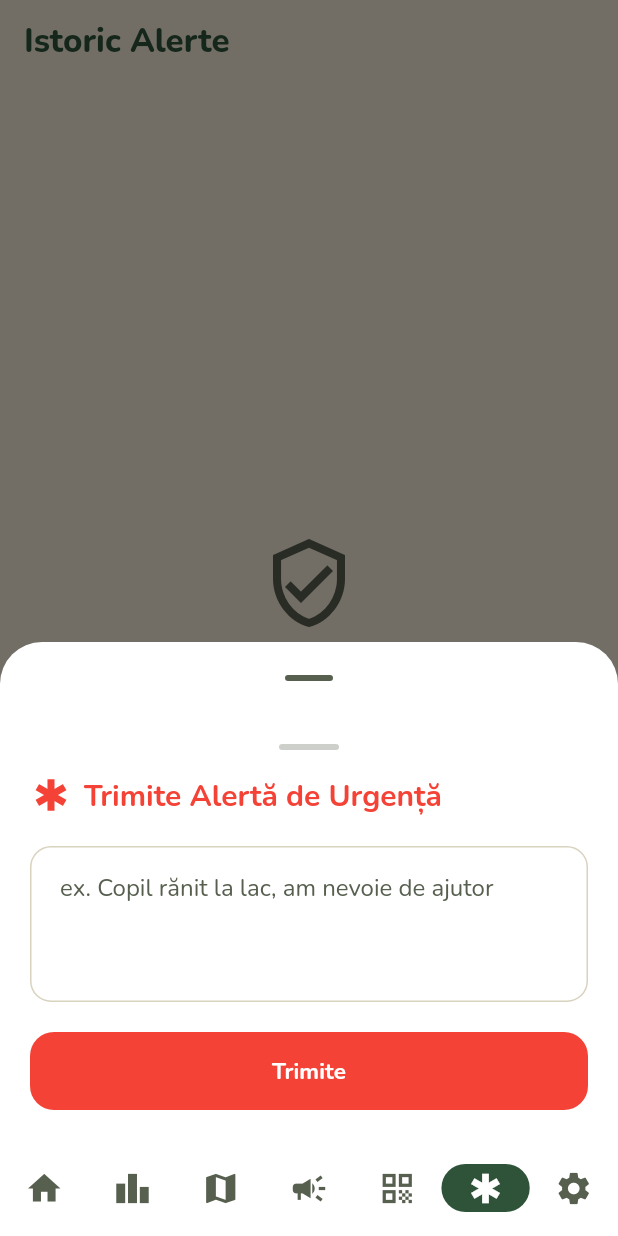
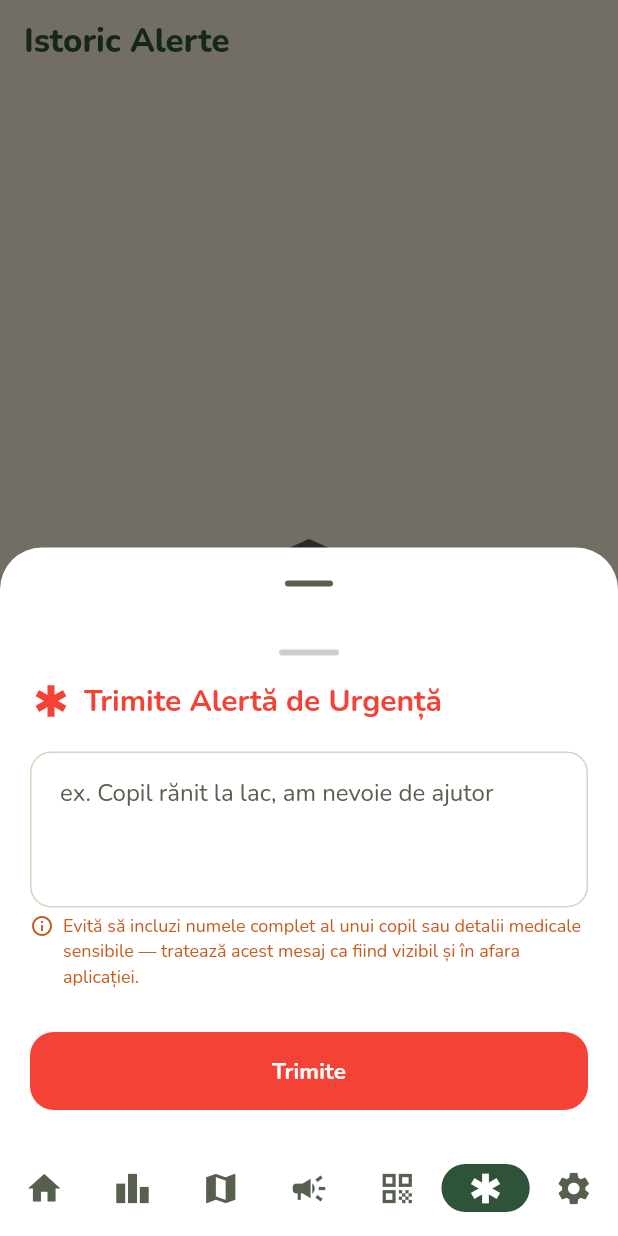
Before and after one commit to CostinCJ/CampConnect, a Flutter app: the EmergencyScreen screen opened by its route, after a tap on "Trimite Alertă de Urgență", on a phone screen of 412 x 824 dp. Run offline on Flutter 3.47's test engine with Material 3 defaults, Android fonts, the phone set to English and light mode, and no system bars; our stand-ins replace cached_network_image, cloud_firestore, cloud_functions, firebase_auth, firebase_core, firebase_crashlytics and 15 more; missing offline and left inert: flutter_map_tile_caching; accounts and stored records are empty; generated files the repository leaves out were written again.

Commit message:
feat(compliance): warn guides that emergency alert bodies aren't confidential

```diff
--- a/lib/features/emergency/presentation/emergency_screen.dart
+++ b/lib/features/emergency/presentation/emergency_screen.dart
@@ -228,6 +228,24 @@ class _SendAlertSheetState extends ConsumerState<_SendAlertSheet> {
             ),
             maxLines: 3,
           ),
+          Padding(
+            padding: const EdgeInsets.only(top: 4, bottom: 8),
+            child: Row(
+              crossAxisAlignment: CrossAxisAlignment.start,
+              children: [
+                Icon(Icons.info_outline, size: 16, color: theme.colorScheme.tertiary),
+                const SizedBox(width: 6),
+                Expanded(
+                  child: Text(
+                    l10n.emergencyMessageConfidentialityWarning,
+                    style: theme.textTheme.bodySmall?.copyWith(
+                      color: theme.colorScheme.tertiary,
+                    ),
+                  ),
+                ),
+              ],
+            ),
+          ),
           const SizedBox(height: 20),
 
           FilledButton(
--- a/lib/l10n/app_en.arb
+++ b/lib/l10n/app_en.arb
@@ -225,6 +225,7 @@
   "emergencyAlertTitle": "EMERGENCY ALERT",
   "sendEmergencyAlert": "Send Emergency Alert",
   "emergencyMessageHint": "e.g. Child injured at the lake, need help",
+  "emergencyMessageConfidentialityWarning": "Avoid including a child's full name or sensitive medical details — treat this message as visible outside the app.",
   "emergencyAlertSent": "Emergency alert sent!",
   "emergencyHistory": "Alert History",
   "noEmergencyAlerts": "No emergency alerts",
--- a/lib/l10n/app_hu.arb
+++ b/lib/l10n/app_hu.arb
@@ -225,6 +225,7 @@
   "emergencyAlertTitle": "VÉSZHELYZETI RIASZTÁS",
   "sendEmergencyAlert": "Vészjelzés Küldése",
   "emergencyMessageHint": "pl. Gyerek megsérült a tónál, segítség kell",
+  "emergencyMessageConfidentialityWarning": "Kerüld a gyermek teljes nevének vagy érzékeny egészségügyi adatainak megadását — kezeld ezt az üzenetet úgy, mintha az alkalmazáson kívül is látható lenne.",
   "emergencyAlertSent": "Vészjelzés elküldve!",
   "emergencyHistory": "Riasztás Előzmény",
   "noEmergencyAlerts": "Nincs vészhelyzeti riasztás",
--- a/lib/l10n/app_ro.arb
+++ b/lib/l10n/app_ro.arb
@@ -246,6 +246,7 @@
   "emergencyAlertTitle": "ALERTĂ DE URGENȚĂ",
   "sendEmergencyAlert": "Trimite Alertă de Urgență",
   "emergencyMessageHint": "ex. Copil rănit la lac, am nevoie de ajutor",
+  "emergencyMessageConfidentialityWarning": "Evită să incluzi numele complet al unui copil sau detalii medicale sensibile — tratează acest mesaj ca fiind vizibil și în afara aplicației.",
   "emergencyAlertSent": "Alertă de urgență trimisă!",
   "emergencyHistory": "Istoric Alerte",
   "noEmergencyAlerts": "Nicio alertă de urgență",
```
Also changed, not shown: lib/l10n/app_localizations.g.dart, lib/l10n/app_localizations_en.g.dart, lib/l10n/app_localizations_hu.g.dart, lib/l10n/app_localizations_ro.g.dart.
